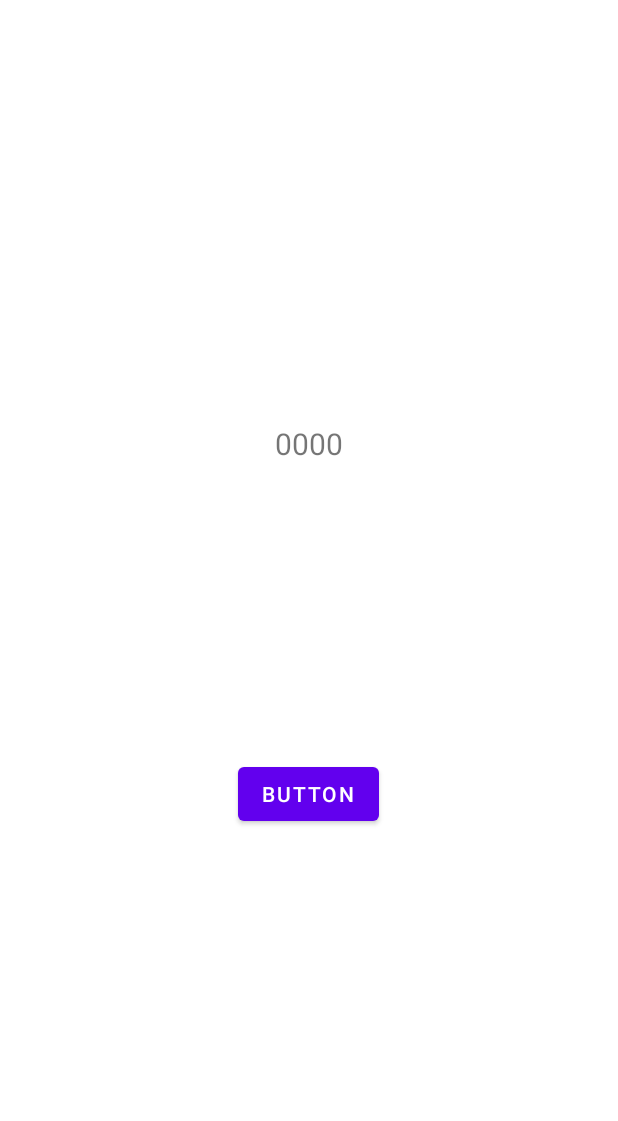
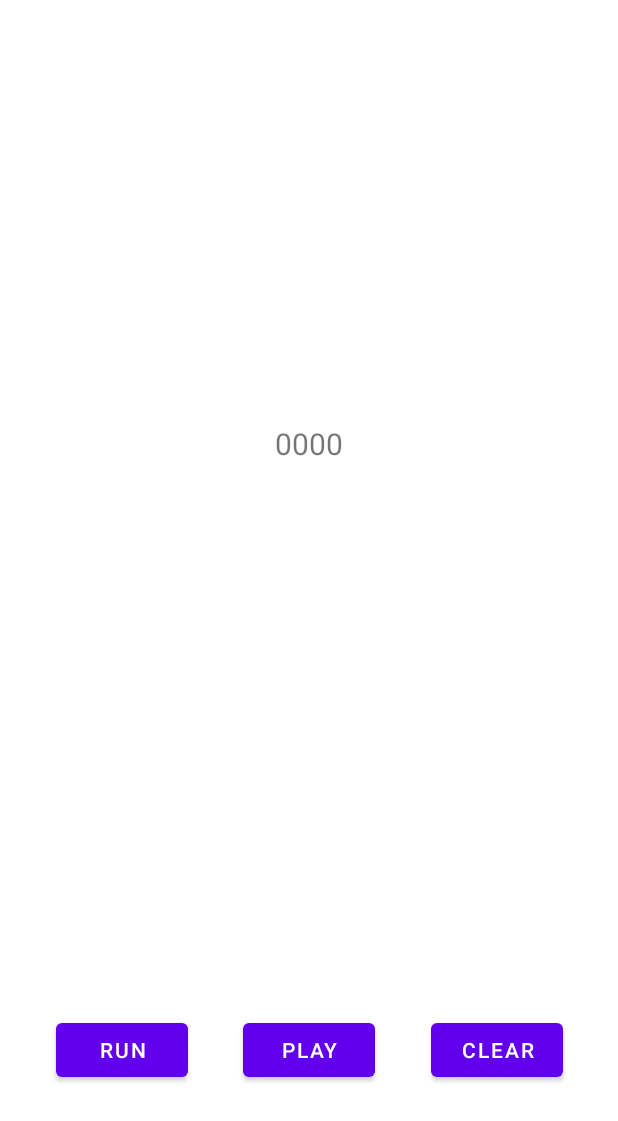
Before and after one commit to Devdtoo/LearnAndroid, an Android app: the layout activity_main.xml on its own in the app's theme, with its tools: preview values and no code run, on a phone screen of 412 x 824 dp. Shown: the top 1121 px of the screen. Run offline under Robolectric (Android 15) with nearby library versions, the phone set to English and light mode, and no system bars.

Commit message:
MusicPlayer with Bound and Foreground Service and Notification play/pause/stop controls implemented

```diff
--- a/app/src/main/AndroidManifest.xml
+++ b/app/src/main/AndroidManifest.xml
@@ -7,7 +7,6 @@
     <application
         android:allowBackup="true"
         android:icon="@mipmap/ic_launcher"
-        android:name=".notification.MyNotificationChannel"
         android:label="@string/app_name"
         android:roundIcon="@mipmap/ic_launcher_round"
         android:supportsRtl="true"
@@ -23,7 +22,7 @@
             </intent-filter>
         </activity>
 
-        <service android:name=".services.LocalBoundService"/>
+        <service android:name=".services.MusicPlayerService"/>
     </application>
 
 </manifest>
--- a/app/src/main/res/layout/activity_main.xml
+++ b/app/src/main/res/layout/activity_main.xml
@@ -25,14 +25,36 @@
             app:layout_constraintTop_toTopOf="parent" />
 
         <Button
-            android:id="@+id/randon_btn"
+            android:id="@+id/clear_btn"
             android:layout_width="wrap_content"
             android:layout_height="wrap_content"
-            android:layout_marginTop="196dp"
-            android:text="Button"
-            app:layout_constraintEnd_toEndOf="@+id/randon_tv"
-            app:layout_constraintHorizontal_bias="0.52"
-            app:layout_constraintStart_toStartOf="@+id/randon_tv"
-            app:layout_constraintTop_toBottomOf="@+id/randon_tv" />
+            android:text="Clear"
+            app:layout_constraintBottom_toBottomOf="@+id/play_btn"
+            app:layout_constraintEnd_toEndOf="parent"
+            app:layout_constraintHorizontal_bias="0.5"
+            app:layout_constraintStart_toEndOf="@+id/play_btn"
+            app:layout_constraintTop_toTopOf="@+id/play_btn" />
+
+        <Button
+            android:id="@+id/run_btn"
+            android:layout_width="wrap_content"
+            android:layout_height="wrap_content"
+            android:text="Run"
+            app:layout_constraintBottom_toBottomOf="@+id/play_btn"
+            app:layout_constraintEnd_toStartOf="@+id/play_btn"
+            app:layout_constraintHorizontal_bias="0.5"
+            app:layout_constraintStart_toStartOf="parent"
+            app:layout_constraintTop_toTopOf="@+id/play_btn" />
+
+        <Button
+            android:id="@+id/play_btn"
+            android:layout_width="wrap_content"
+            android:layout_height="wrap_content"
+            android:layout_marginBottom="100dp"
+            android:text="Play"
+            app:layout_constraintBottom_toBottomOf="parent"
+            app:layout_constraintEnd_toStartOf="@+id/clear_btn"
+            app:layout_constraintHorizontal_bias="0.5"
+            app:layout_constraintStart_toEndOf="@+id/run_btn" />
     </androidx.constraintlayout.widget.ConstraintLayout>
 </layout>
--- a/app/src/main/res/values/strings.xml
+++ b/app/src/main/res/values/strings.xml
@@ -1,3 +1,3 @@
 <resources>
-    <string name="app_name">LearnAndroid</string>
+    <string name="app_name">MusicPlayerSample</string>
 </resources>
--- a/app/src/main/res/values/themes.xml
+++ b/app/src/main/res/values/themes.xml
@@ -1,6 +1,6 @@
 <resources xmlns:tools="http://schemas.android.com/tools">
     <!-- Base application theme. -->
-    <style name="Theme.LearnAndroid" parent="Theme.MaterialComponents.DayNight.DarkActionBar">
+    <style name="Theme.LearnAndroid" parent="Theme.MaterialComponents.DayNight.NoActionBar">
         <!-- Primary brand color. -->
         <item name="colorPrimary">@color/purple_500</item>
         <item name="colorPrimaryVariant">@color/purple_700</item>
```
Also changed, not shown: app/src/main/java/com/devdtoo/learnandroid/MainActivity.kt (+73 -26 lines), app/src/main/java/com/devdtoo/learnandroid/services/LocalBoundService.kt (deleted, +0 -29 lines), app/src/main/java/com/devdtoo/learnandroid/services/MusicPlayerService.kt (added, +194 -0 lines), app/src/main/java/com/devdtoo/learnandroid/utils/Constants.kt (added, +15 -0 lines), 1 other file.
